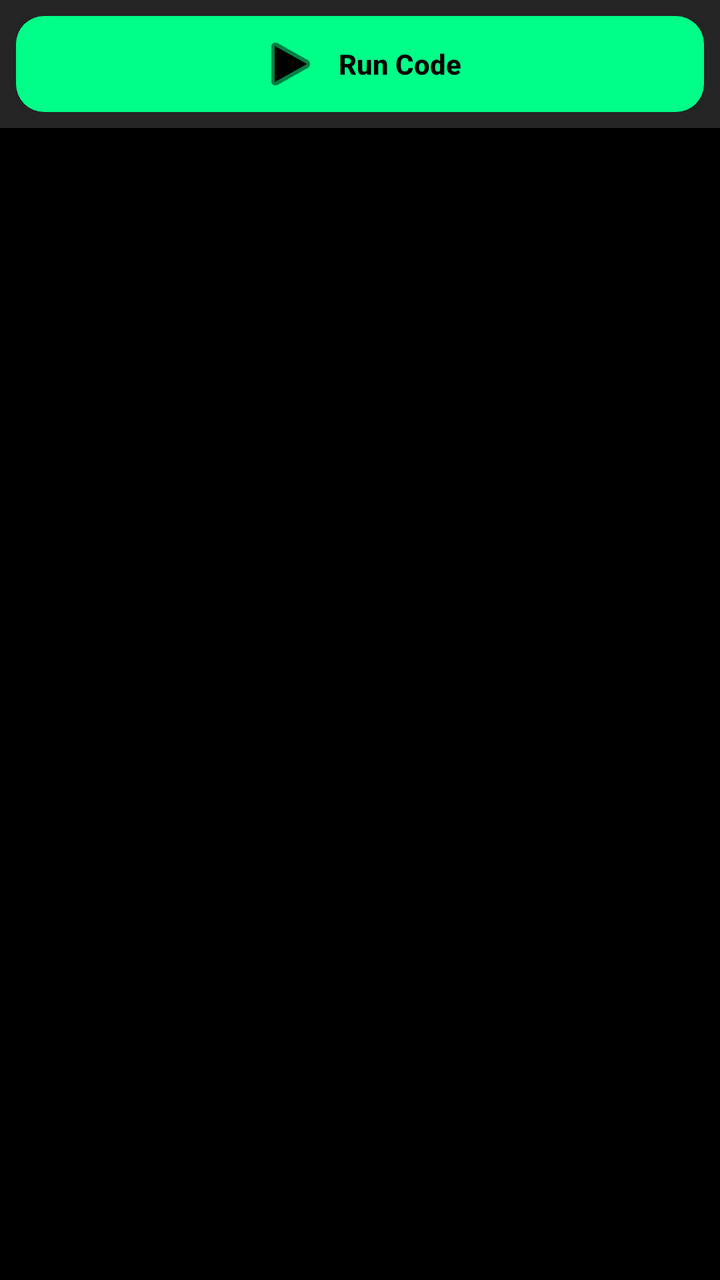
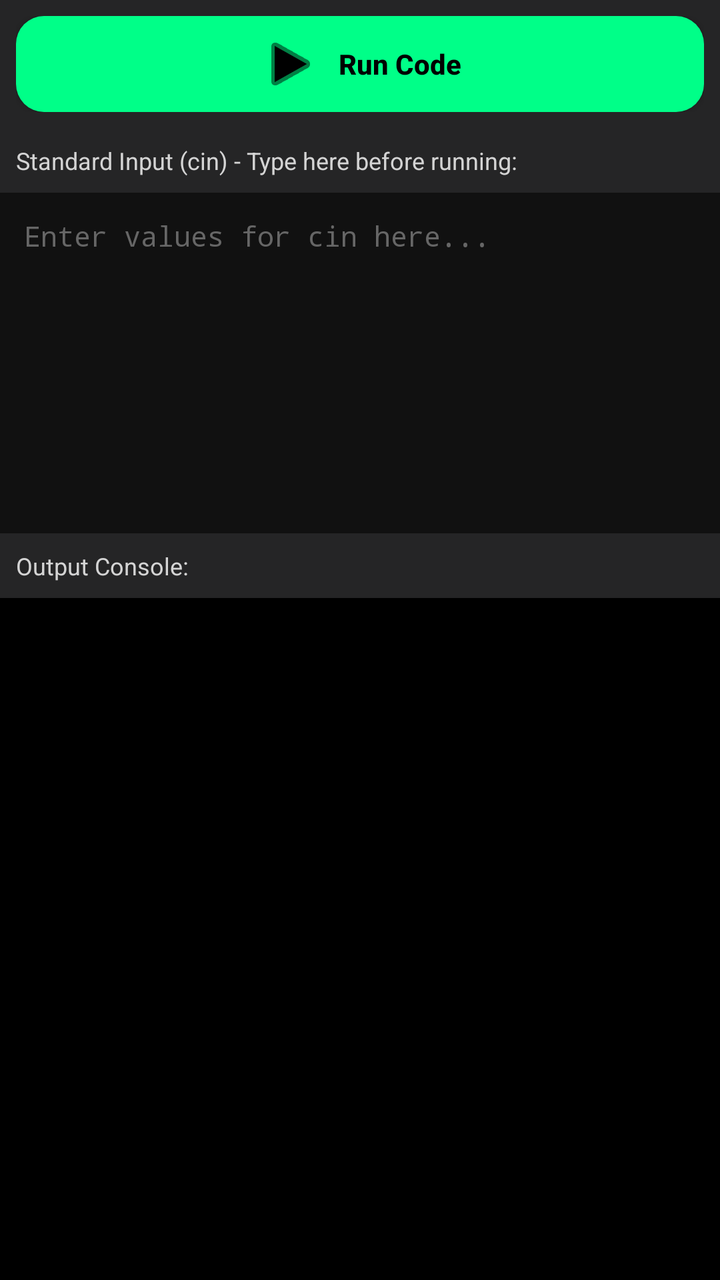

Two renders of the same Android screen: before a commit and after it. Below are the layout's source before the change and the commit's diff.
<!-- AndroidManifest.xml: application theme Theme.CppIdePro -->
<!-- res/layout/fragment_output.xml -->
<?xml version="1.0" encoding="utf-8"?>
<LinearLayout xmlns:android="http://schemas.android.com/apk/res/android"
    xmlns:app="http://schemas.android.com/apk/res-auto"
    android:layout_width="match_parent" android:layout_height="match_parent"
    android:background="@color/black" android:orientation="vertical">
    <LinearLayout
        android:layout_width="match_parent" android:layout_height="wrap_content"
        android:background="@color/panel_bg" android:orientation="horizontal" android:padding="8dp">
        <com.google.android.material.button.MaterialButton
            android:id="@+id/btnRun" style="@style/Widget.CppIde.ActionButton"
            android:layout_width="match_parent" android:layout_height="48dp"
            android:text="@string/run_code" android:textColor="@color/black"
            app:backgroundTint="@color/accent" app:icon="@android:drawable/ic_media_play"
            app:iconGravity="textStart" app:iconTint="@color/black" />
    </LinearLayout>
    <com.google.android.material.progressindicator.LinearProgressIndicator
        android:id="@+id/progress" android:layout_width="match_parent"
        android:layout_height="wrap_content" android:indeterminate="true"
        android:visibility="gone" app:indicatorColor="@color/accent" />
    <ScrollView
        android:id="@+id/outputScroll" android:layout_width="match_parent"
        android:layout_height="0dp" android:layout_weight="1" android:fillViewport="true">
        <TextView
            android:id="@+id/tvOutput" android:layout_width="match_parent"
            android:layout_height="wrap_content" android:fontFamily="monospace"
            android:padding="12dp" android:textColor="@color/console_green"
            android:textIsSelectable="true" android:textSize="14sp" />
    </ScrollView>
</LinearLayout>
<!-- resources referenced by this layout -->
<resources>
  <color name="accent">#00FF88</color>
  <color name="black">#000000</color>
  <color name="console_green">#00FF00</color>
  <color name="panel_bg">#252526</color>
  <string name="run_code">Run Code</string>
  <style name="Widget.CppIde.ActionButton" parent="Widget.CppIde.TabButton" />
  <style name="Theme.CppIdePro" parent="Theme.MaterialComponents.DayNight.NoActionBar">
          <item name="colorPrimary">@color/accent</item>
          <item name="colorOnPrimary">@color/black</item>
          <item name="colorPrimaryVariant">@color/accent</item>
          <item name="colorSecondary">@color/accent</item>
          <item name="colorOnSecondary">@color/black</item>
          <item name="android:windowBackground">@color/editor_bg</item>
          <item name="android:statusBarColor">@color/editor_bg</item>
          <item name="android:navigationBarColor">@color/editor_bg</item>
          <item name="android:windowLightStatusBar">false</item>
      </style>
  <style name="Widget.CppIde.TabButton" parent="Widget.MaterialComponents.Button">
          <item name="cornerRadius">14dp</item><item name="android:textAllCaps">false</item>
          <item name="android:textSize">14sp</item><item name="android:textStyle">bold</item>
          <item name="android:letterSpacing">0</item><item name="android:insetTop">0dp</item>
          <item name="android:insetBottom">0dp</item>
      </style>
  <color name="editor_bg">#1E1E1E</color>
</resources>

<!-- the commit's change to res/layout/fragment_output.xml (unified diff, before → after) -->
@@ -3,9 +3,11 @@
     xmlns:app="http://schemas.android.com/apk/res-auto"
     android:layout_width="match_parent" android:layout_height="match_parent"
     android:background="@color/black" android:orientation="vertical">
+
     <LinearLayout
         android:layout_width="match_parent" android:layout_height="wrap_content"
         android:background="@color/panel_bg" android:orientation="horizontal" android:padding="8dp">
+
         <com.google.android.material.button.MaterialButton
             android:id="@+id/btnRun" style="@style/Widget.CppIde.ActionButton"
             android:layout_width="match_parent" android:layout_height="48dp"
@@ -13,13 +15,41 @@
             app:backgroundTint="@color/accent" app:icon="@android:drawable/ic_media_play"
             app:iconGravity="textStart" app:iconTint="@color/black" />
     </LinearLayout>
+
     <com.google.android.material.progressindicator.LinearProgressIndicator
         android:id="@+id/progress" android:layout_width="match_parent"
         android:layout_height="wrap_content" android:indeterminate="true"
         android:visibility="gone" app:indicatorColor="@color/accent" />
+
+    
+    <TextView
+        android:layout_width="match_parent" android:layout_height="wrap_content"
+        android:background="@color/panel_bg" android:padding="8dp"
+        android:text="Standard Input (cin) - Type here before running:" 
+        android:textColor="@color/editor_text" android:textSize="12sp" />
+        
+    <EditText
+        android:id="@+id/etStdin"
+        android:layout_width="match_parent" android:layout_height="0dp"
+        android:layout_weight="1" android:background="#111111"
+        android:fontFamily="monospace" android:gravity="top|start"
+        android:hint="Enter values for cin here..."
+        android:inputType="textMultiLine|textNoSuggestions"
+        android:padding="12dp" android:textColor="#FFFFFF"
+        android:textColorHint="#666666" android:textSize="14sp" />
+
+    
+    <TextView
+        android:layout_width="match_parent" android:layout_height="wrap_content"
+        android:background="@color/panel_bg" android:padding="8dp"
+        android:text="Output Console:" 
+        android:textColor="@color/editor_text" android:textSize="12sp" />
+
     <ScrollView
         android:id="@+id/outputScroll" android:layout_width="match_parent"
-        android:layout_height="0dp" android:layout_weight="1" android:fillViewport="true">
+        android:layout_height="0dp" android:layout_weight="2" android:fillViewport="true"
+        android:background="@color/black">
+        
         <TextView
             android:id="@+id/tvOutput" android:layout_width="match_parent"
             android:layout_height="wrap_content" android:fontFamily="monospace"
<!-- resource entries referenced after the edit -->
@@ -3,6 +3,7 @@
   <color name="accent">#00FF88</color>
   <color name="black">#000000</color>
   <color name="console_green">#00FF00</color>
+  <color name="editor_text">#D4D4D4</color>
   <color name="panel_bg">#252526</color>
   <string name="run_code">Run Code</string>
   <style name="Widget.CppIde.ActionButton" parent="Widget.CppIde.TabButton" />
